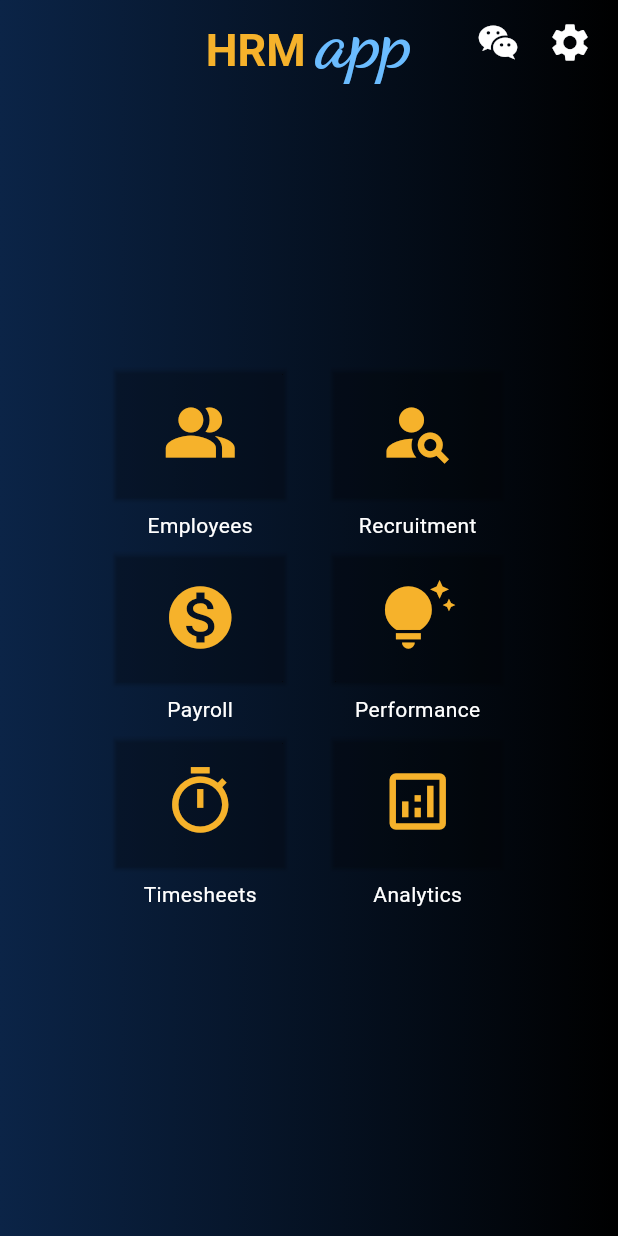
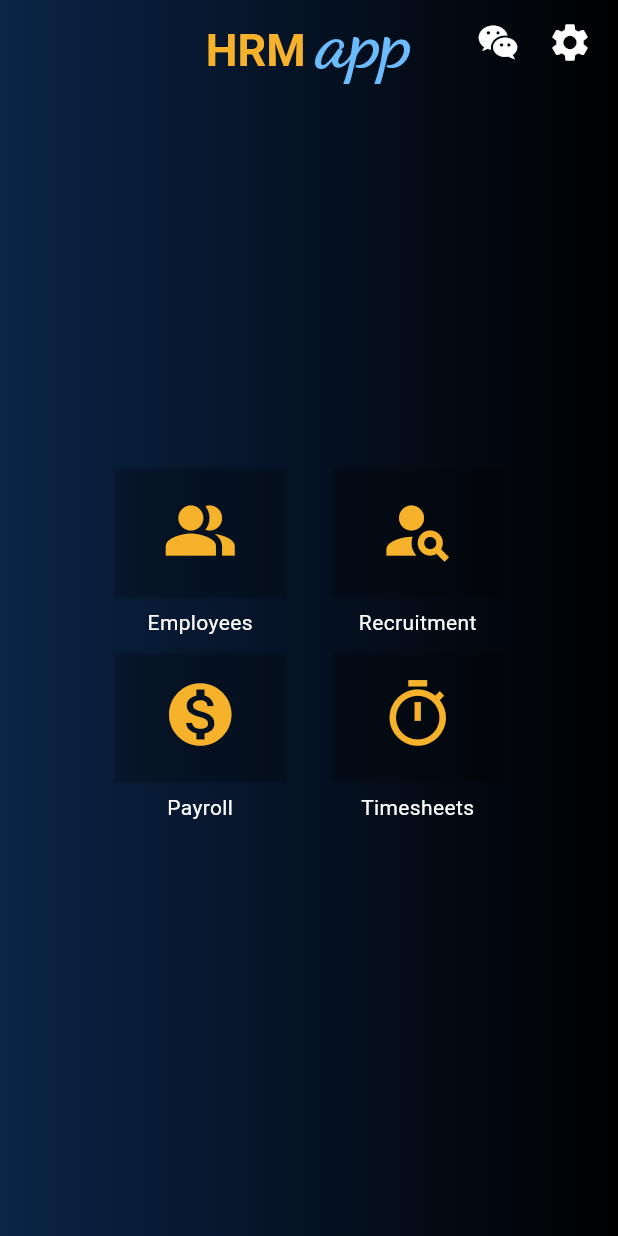
Before and after one commit to TrungTinns/HRM_Application, a Flutter app: the CandidateDetail screen opened directly with empty values, after a tap on the "arrow back ios" icon, on a phone screen of 412 x 824 dp. Run offline on Flutter 3.47's test engine with Material 3 defaults, Android fonts, the light colour scheme and no system bars; our stand-ins replace custom_rating_bar, google_fonts, table_calendar, toggle_switch; missing offline and left inert: appflowy_board, org_chart, pluto_grid, progress_stepper, rotated_corner_decoration.

Commit message:
small update

```diff
--- a/frontend/hrm_application/lib/Views/Services/EmployeeManage/Contract/Detail/contract_detail.dart
+++ b/frontend/hrm_application/lib/Views/Services/EmployeeManage/Contract/Detail/contract_detail.dart
@@ -391,13 +391,13 @@ Widget buildDropdownRow(String label, List<dynamic> items, TextEditingController
                       icon: const Icon(Icons.clear),
                       color: Colors.white,
                       iconSize: 24,
-                      tooltip: showContractForm ? "Discard all changes" : "Delete this department",
+                      tooltip: showContractForm ? "Discard all changes" : "Delete this contract",
                       onPressed: showContractForm ? clearDepartmentForm : () {
                         showDialog(
                           context: context,
                           builder: (context) {
                             return AlertDialog(
-                              title: const Text('Do you want to delete this department?'),
+                              title: const Text('Do you want to delete this contract?'),
                               content: const Text(''),
                               actions: [
                                 TextButton(
--- a/frontend/hrm_application/lib/Views/Services/EmployeeManage/Position/Detail/jobposition_detail.dart
+++ b/frontend/hrm_application/lib/Views/Services/EmployeeManage/Position/Detail/jobposition_detail.dart
@@ -330,7 +330,7 @@ class _PositionDetailState extends State<PositionDetail> with SingleTickerProvid
                           context: context,
                           builder: (context) {
                             return AlertDialog(
-                              title: const Text('Do you want to delete this department?'),
+                              title: const Text('Do you want to delete this position?'),
                               content: const Text(''),
                               actions: [
                                 TextButton(
--- a/frontend/hrm_application/lib/Views/Services/RecruitmentProcessManage/CandidateApplication/Detail/candidate_detail.dart
+++ b/frontend/hrm_application/lib/Views/Services/RecruitmentProcessManage/CandidateApplication/Detail/candidate_detail.dart
@@ -470,7 +470,7 @@ class _CandidateDetailState extends State<CandidateDetail> with SingleTickerProv
                           context: context,
                           builder: (context) {
                             return AlertDialog(
-                              title: const Text('Do you want to delete this department?'),
+                              title: const Text('Do you want to delete this candidate?'),
                               content: const Text(''),
                               actions: [
                                 TextButton(
--- a/frontend/hrm_application/lib/Views/Services/RecruitmentProcessManage/JobPosition/Detail/jobposition_detail.dart
+++ b/frontend/hrm_application/lib/Views/Services/RecruitmentProcessManage/JobPosition/Detail/jobposition_detail.dart
@@ -332,7 +332,7 @@ class _JobPositionDetailState extends State<JobPositionDetail> with SingleTicker
                           context: context,
                           builder: (context) {
                             return AlertDialog(
-                              title: const Text('Do you want to delete this department?'),
+                              title: const Text('Do you want to delete this position?'),
                               content: const Text(''),
                               actions: [
                                 TextButton(
--- a/frontend/hrm_application/lib/views/home/home.dart
+++ b/frontend/hrm_application/lib/views/home/home.dart
@@ -1,6 +1,8 @@
 import 'package:flutter/material.dart';
 import 'package:hrm_application/Component/Iconic/icon.dart';
 import 'package:hrm_application/Component/button/button.dart';
+import 'package:hrm_application/Views/Services/TimesheetManage/timesheet.dart';
+import 'package:hrm_application/Views/login/login.dart';
 import 'package:hrm_application/views/services/EmployeeManage/employee/employees.dart';
 import 'package:hrm_application/views/services/PayrollManage/Dashboard/payroll_manage.dart';
 import 'package:hrm_application/views/services/RecruitmentProcessManage/jobPosition/recruitment.dart';
@@ -46,6 +48,7 @@ class _HomeState extends State<Home> {
                 color: textColor,
                 iconSize: 30,
                 onPressed: () {
+                  Navigator.push(context, MaterialPageRoute(builder: (ctx) => AuthScreen()));
                 },
               ),
               const SizedBox(width: 8),
@@ -70,7 +73,7 @@ class _HomeState extends State<Home> {
               int crossAxisCount;
               if (constraints.maxWidth >= 1200) {
                 // Desktop
-                crossAxisCount = 6;
+                crossAxisCount = 4;
               } else if (constraints.maxWidth >= 800) {
                 // Tablet
                 crossAxisCount = 3;
@@ -80,7 +83,7 @@ class _HomeState extends State<Home> {
               }
               return SizedBox(
                 width: crossAxisCount * 130.0,
-                height: (6 / crossAxisCount).ceil() * 130.0,
+                height: (4 / crossAxisCount).ceil() * 130.0,
                 child: GridView.builder(
                   padding: const EdgeInsets.all(0),
                   gridDelegate: SliverGridDelegateWithFixedCrossAxisCount(
@@ -89,31 +92,25 @@ class _HomeState extends State<Home> {
                     mainAxisSpacing: 8.0,
                     childAspectRatio: 1,
                   ),
-                  itemCount: 6,
+                  itemCount: 4,
                   itemBuilder: (context, index) {
                     final iconData = [
                       Icons.people_alt,
                       Icons.person_search,
                       Icons.monetization_on,
-                      Icons.tips_and_updates,
                       Icons.timer_outlined,
-                      Icons.analytics_outlined,
                     ][index];
                     final labels = [
                       'Employees',
                       'Recruitment',
                       'Payroll',
-                      'Performance',
                       'Timesheets',
-                      'Analytics',
                     ][index];
                     final pages = [
                       EmployeeManage(),
                       RecruitmentManage(),
                       PayrollManage(),
-                      EmployeeManage(),
-                      EmployeeManage(),
-                      EmployeeManage(),
+                      TimeSheet()
                     ][index];
                     return serviceButton(context, iconData, labels, pages);
                   },
```
Also changed, not shown: frontend/hrm_application/lib/Views/Services/EmployeeManage/Employee/employees.dart (line endings or trailing spaces), 1 other file.
